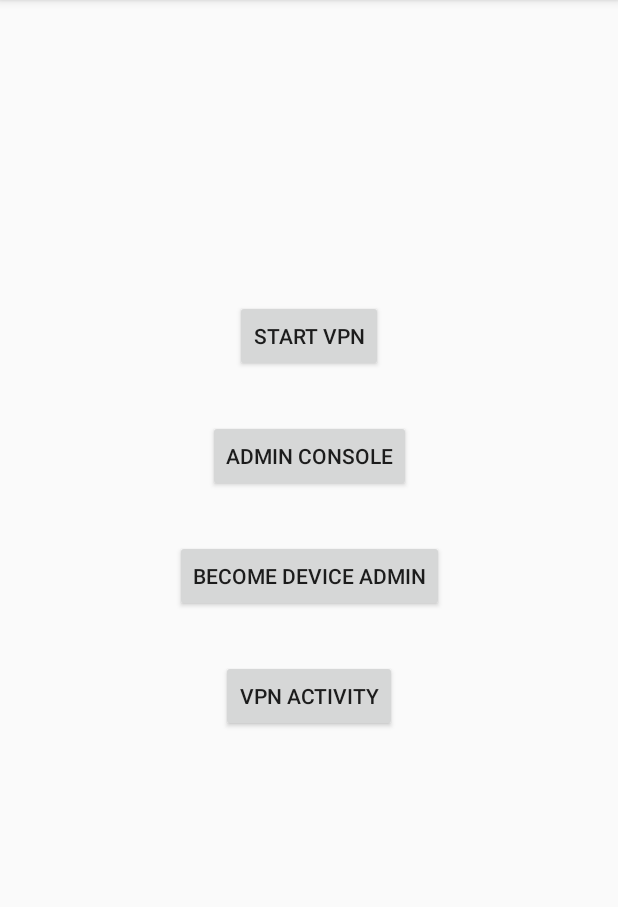
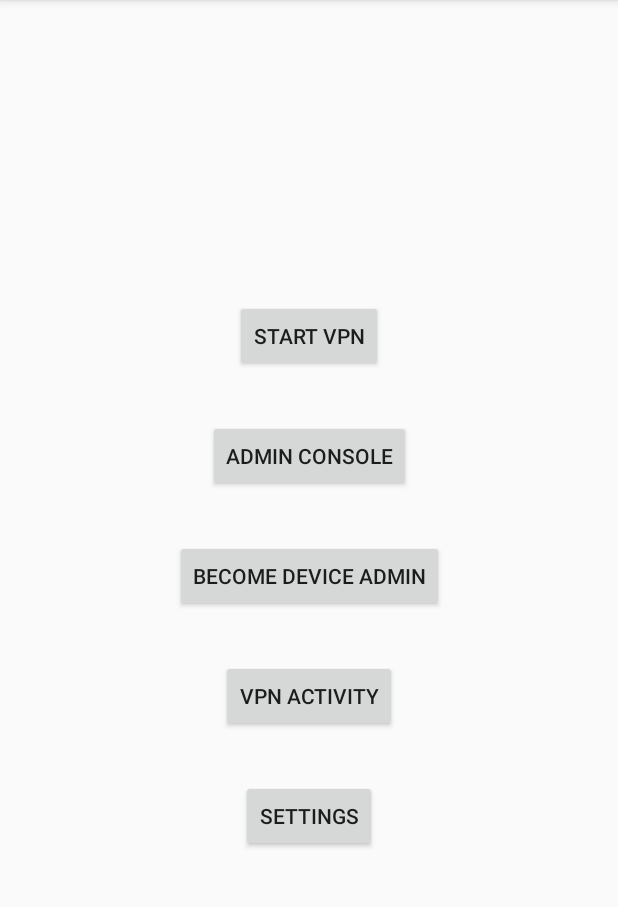
Before and after one commit to Jolt151/BetterFilter, an Android app: the MainActivity screen opened directly, with no data from a screen before it, on a phone screen of 412 x 824 dp, the part 84-991 px from its top. Run offline under Robolectric (Android 15) with nearby library versions, the phone set to English and light mode, and no system bars.

Commit message:
Implement initial settings UI, functionality still needs to be added

```diff
--- a/app/build.gradle
+++ b/app/build.gradle
@@ -33,6 +33,8 @@ dependencies {
     implementation 'androidx.appcompat:appcompat:1.0.2'
     implementation 'androidx.core:core-ktx:1.0.2'
     implementation 'androidx.constraintlayout:constraintlayout:1.1.3'
+    implementation 'androidx.preference:preference:1.1.0-rc01'
+    implementation 'androidx.preference:preference-ktx:1.1.0-rc01'
     testImplementation 'junit:junit:4.12'
     androidTestImplementation 'androidx.test:runner:1.2.0'
     androidTestImplementation 'androidx.test.espresso:espresso-core:3.2.0'
--- a/app/src/main/java/com/betterfilter/MainActivity.kt
+++ b/app/src/main/java/com/betterfilter/MainActivity.kt
@@ -22,6 +22,11 @@ class MainActivity : AppCompatActivity(), AnkoLogger {
     override fun onCreate(savedInstanceState: Bundle?) {
         super.onCreate(savedInstanceState)
         setContentView(R.layout.activity_main)
+
+        val settingsButton: Button = find(R.id.settingsButton)
+        settingsButton.setOnClickListener {
+            startActivity(Intent(this, SettingsActivity::class.java))
+        }
 
         adminActivityButton = find(R.id.adminActivityButton)
 
--- a/app/src/main/res/layout/activity_main.xml
+++ b/app/src/main/res/layout/activity_main.xml
@@ -52,4 +52,15 @@
         app:layout_constraintHorizontal_bias="0.5"
         app:layout_constraintStart_toStartOf="parent" />
 
+    <Button
+        android:id="@+id/settingsButton"
+        android:layout_width="wrap_content"
+        android:layout_height="wrap_content"
+        android:layout_marginTop="32dp"
+        android:text="Settings"
+        app:layout_constraintEnd_toEndOf="parent"
+        app:layout_constraintHorizontal_bias="0.5"
+        app:layout_constraintStart_toStartOf="parent"
+        app:layout_constraintTop_toBottomOf="@+id/vpnActivityButton" />
+
 </androidx.constraintlayout.widget.ConstraintLayout>
```
Also changed, not shown: app/src/main/AndroidManifest.xml (+17 -20 lines), app/src/main/java/com/betterfilter/SettingsActivity.kt (added, +45 -0 lines), app/src/main/res/layout/activity_settings.xml (added, +13 -0 lines), app/src/main/res/xml/settings.xml (added, +31 -0 lines), app/src/main/res/xml/settings_filter_advanced.xml (added, +9 -0 lines).
